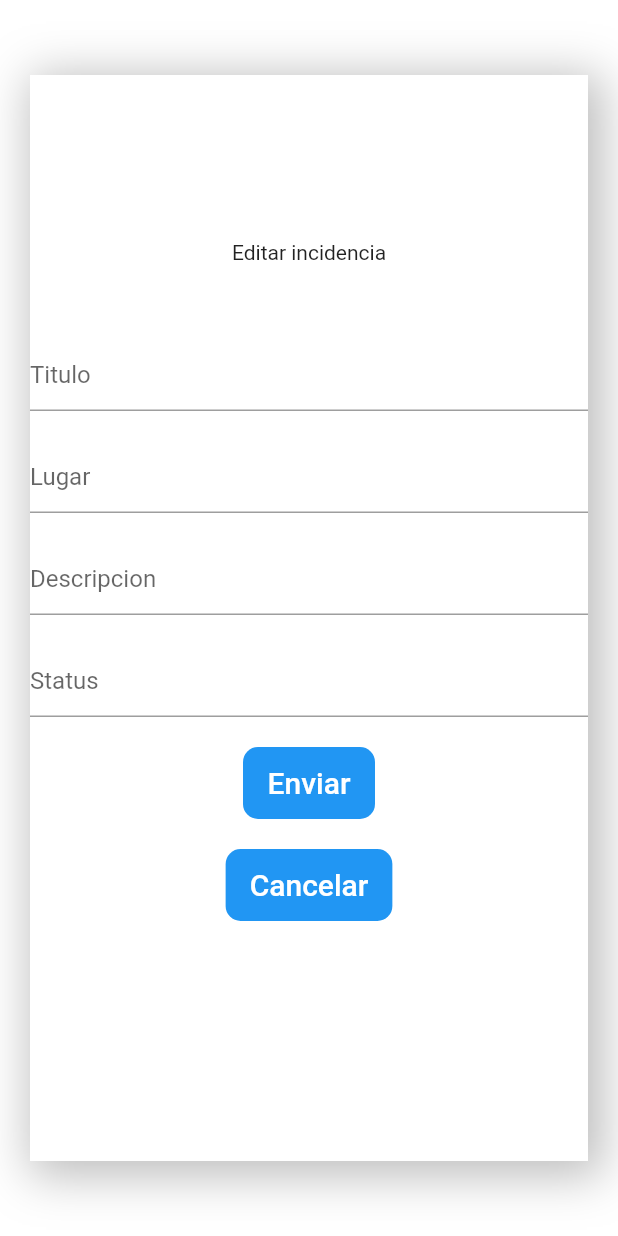
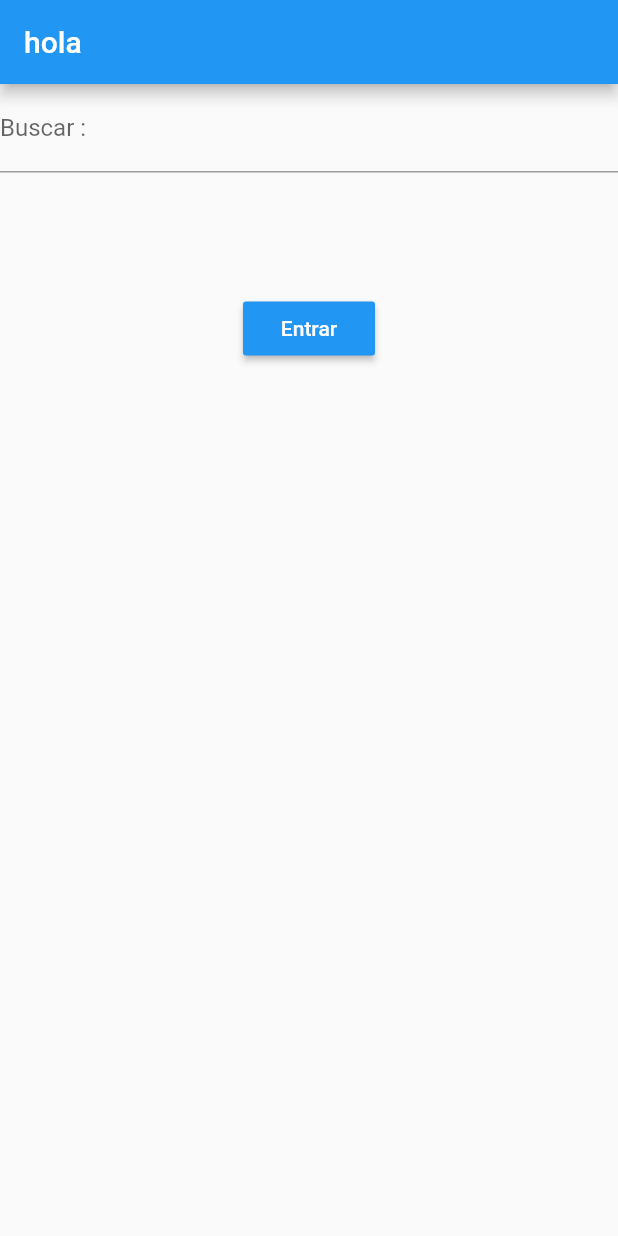
Before and after one commit to JuanJoseTJ29/TallerMovil, a Flutter app: the screen it shows after launch, on a phone screen of 412 x 824 dp. Run offline on Flutter 3.47's test engine with Material 2 defaults, Android fonts, the phone set to English and light mode, and no system bars.

Commit message:
Agregado validaciones para formularios de edit incidencia y buscador

```diff
--- a/lib/login.dart
+++ /dev/null
@@ -1,117 +0,0 @@
-import 'package:flutter/material.dart';
-
-class incidence extends StatefulWidget{
-  @override
-  _incidenceState createState() => _incidenceState();
-}
-
-class _incidenceState extends State<incidence>{
-  TextEditingController email = new TextEditingController();
-  TextEditingController pass = new TextEditingController();
-  @override
-  Widget build(BuildContext context) {
-    return Scaffold(
-      backgroundColor: Colors.white,
-      body: Container(
-        decoration: BoxDecoration(
-          boxShadow: [
-            BoxShadow(
-                color: Colors.black26,
-                blurRadius: 25.0,
-                spreadRadius: 5.0,
-                offset: Offset(5.0, 5.0)
-            )
-          ],
-          color: Colors.white,
-        ),
-        margin: EdgeInsets.only(top: 50, left: 20, right: 20, bottom: 50),
-        child: Center(
-          child: Column(
-            mainAxisAlignment: MainAxisAlignment.center,
-            children: [
-              Text('Editar incidencia'),
-              // Image.asset('assets/sanmarcos.png', height: 110),
-              SizedBox(height: 50),
-              CampoText1(),
-              SizedBox(height: 20),
-              CampoText2(),
-              SizedBox(height: 20),
-              CampoText3(),
-              SizedBox(height: 20),
-              CampoText4(),
-              Container(
-                margin: EdgeInsets.only(top: 20),
-                decoration: BoxDecoration(
-                    color: Colors.blue,
-                    borderRadius: BorderRadius.circular(10)
-                ),
-                child: boton()
-              ),
-              Container(
-                  margin: EdgeInsets.only(top: 20),
-                  decoration: BoxDecoration(
-                      color: Colors.blue,
-                      borderRadius: BorderRadius.circular(10)
-                  ),
-                  child: boton2()
-              ),
-              SizedBox(height: 50,),
-              // Text('Crea una cuenta')
-            ],
-          ),
-        ),
-      ),
-    );
-  }
-  Widget CampoText1(){
-    return TextField(
-      controller: email,
-      decoration: InputDecoration(
-          hintText: 'Titulo'
-      ),
-    );
-  }
-  Widget CampoText2(){
-    return TextField(
-      obscureText: true,
-      controller: pass,
-      decoration: InputDecoration(
-          hintText: 'Lugar'
-      ),
-    );
-  }
-  Widget CampoText3(){
-    return TextField(
-      obscureText: true,
-      controller: pass,
-      decoration: InputDecoration(
-          hintText: 'Descripcion'
-      ),
-    );
-  }
-  Widget CampoText4(){
-    return TextField(
-      obscureText: true,
-      controller: pass,
-      decoration: InputDecoration(
-          hintText: 'Status'
-      ),
-    );
-  }
-  Widget boton() {
-    return FlatButton(
-      child: Text('Enviar', style: TextStyle(color: Colors.white, fontSize: 20)),
-      onPressed: (){
-
-      },
-  );
-}
-  Widget boton2() {
-    return FlatButton(
-      child: Text('Cancelar', style: TextStyle(color: Colors.white, fontSize: 20)),
-      onPressed: (){
-
-      },
-    );
-  }
-}
--- a/lib/main.dart
+++ b/lib/main.dart
@@ -1,5 +1,6 @@
 import 'package:flutter/material.dart';
-import 'package:proyectomovil/login.dart';
+import 'package:proyectomovil/editIncidence.dart';
+import 'package:proyectomovil/search.dart';
 
 
 void main() {
@@ -17,7 +18,11 @@ class MyApp extends StatelessWidget {
       theme: ThemeData(
         primarySwatch: Colors.blue,
       ),
-      home: incidence()
+      home: Scaffold(
+        appBar: (
+            AppBar(title: Text('hola'))),
+        body: search(),
+      ),
     );
   }
 }
--- /dev/null
+++ b/lib/search.dart
@@ -0,0 +1,45 @@
+import 'package:flutter/material.dart';
+
+class search extends StatefulWidget {
+  @override
+  State<search> createState() => _searchState();
+}
+
+class _searchState extends State<search> {
+  final _formKey = GlobalKey<FormState>();
+
+  @override
+  Widget build(BuildContext context) {
+    return Form(
+      key: _formKey,
+      child: Column(
+        children: <Widget>[
+          TextFormField(
+            decoration: InputDecoration(labelText: 'Buscar : '),
+            validator: (value) {
+              if (value!.isEmpty) {
+                return 'Ingrese el texto a buscar';
+              }
+            },
+          ),
+
+          Padding(
+            padding:
+            const EdgeInsets.symmetric(vertical: 80, horizontal: 120),
+            child: RaisedButton(
+              onPressed: () {
+                if (_formKey.currentState!.validate()) {
+                  Scaffold.of(context).showSnackBar(
+                      SnackBar(content: Text('Accesando al sistema')));
+                }
+              },
+              child: Text('Entrar'),
+              color: Colors.blue,
+              textColor: Colors.white,
+            ),
+          ),
+        ],
+      ),
+    );
+  }
+}
```
Also changed, not shown: lib/editIncidence.dart (added, +68 -0 lines).
